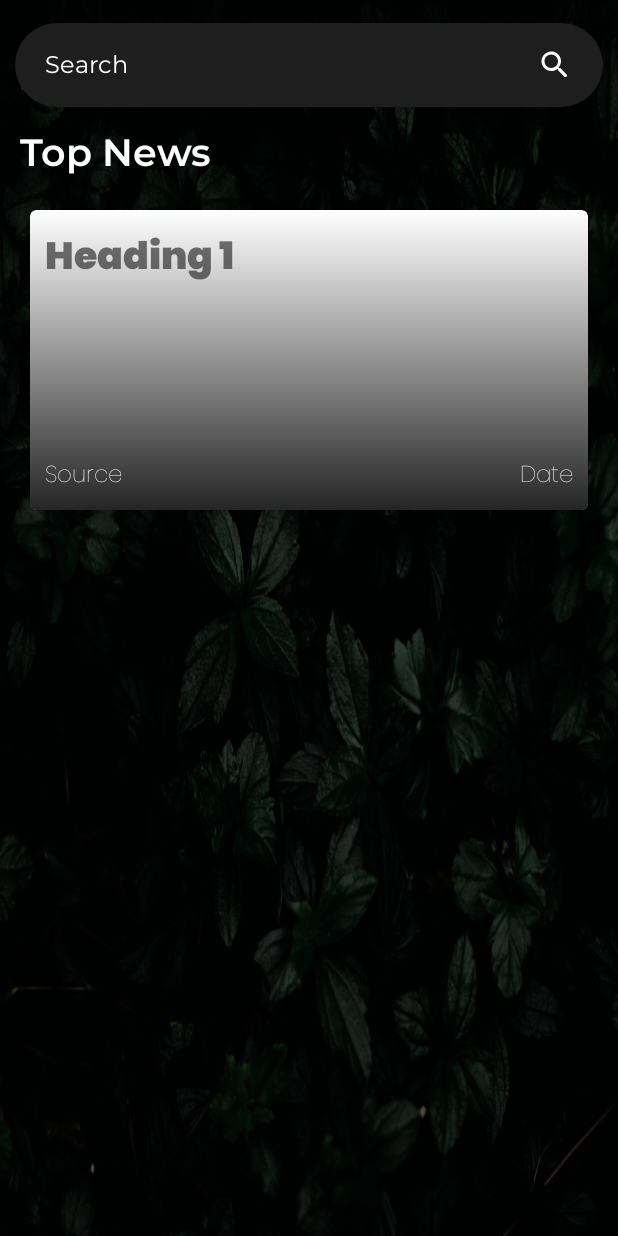
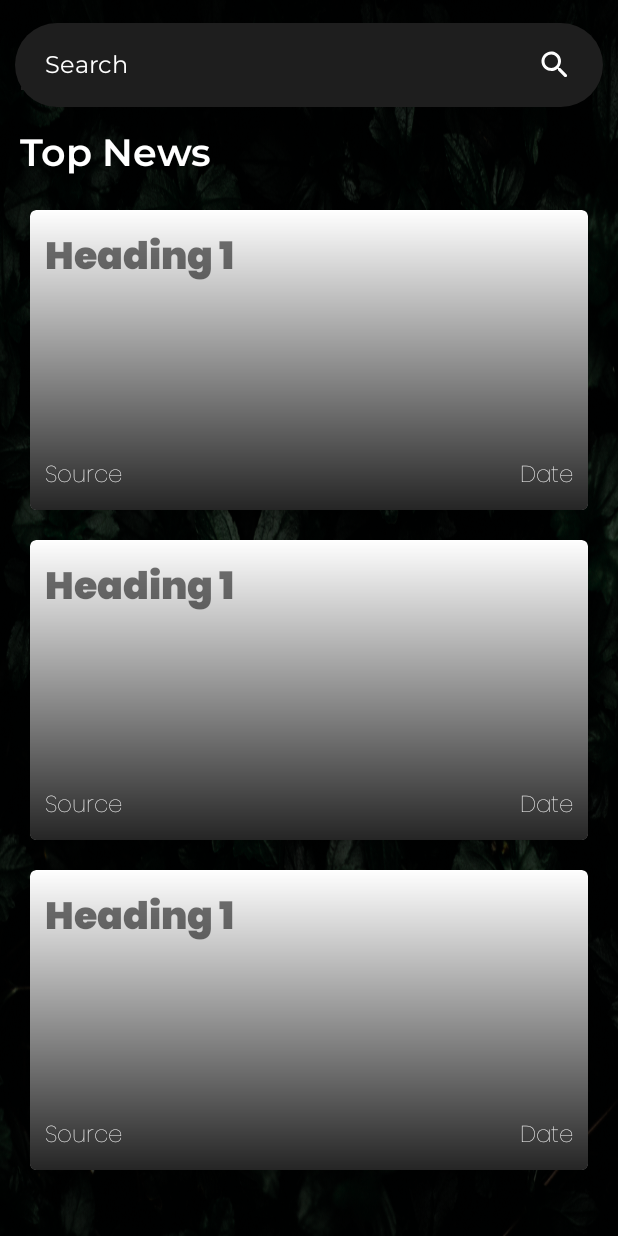
Before and after one commit to jacqbermundo16/E-NEWS-Application, an Android app: the layout fragment_news.xml on its own in the app's theme, with its tools: preview values and no code run, on a phone screen of 412 x 824 dp. Run offline under Robolectric (Android 15) with nearby library versions, the phone set to English and light mode, and no system bars; Roboto replaces fonts that are not available here.

Commit message:
fixed layout height

```diff
--- a/app/src/main/res/layout/news_topnews_item.xml
+++ b/app/src/main/res/layout/news_topnews_item.xml
@@ -3,7 +3,7 @@
     xmlns:app="http://schemas.android.com/apk/res-auto"
     android:orientation="vertical"
     android:layout_width="match_parent"
-    android:layout_height="match_parent">
+    android:layout_height="wrap_content">
 
     <androidx.cardview.widget.CardView
         android:layout_width="match_parent"
```
